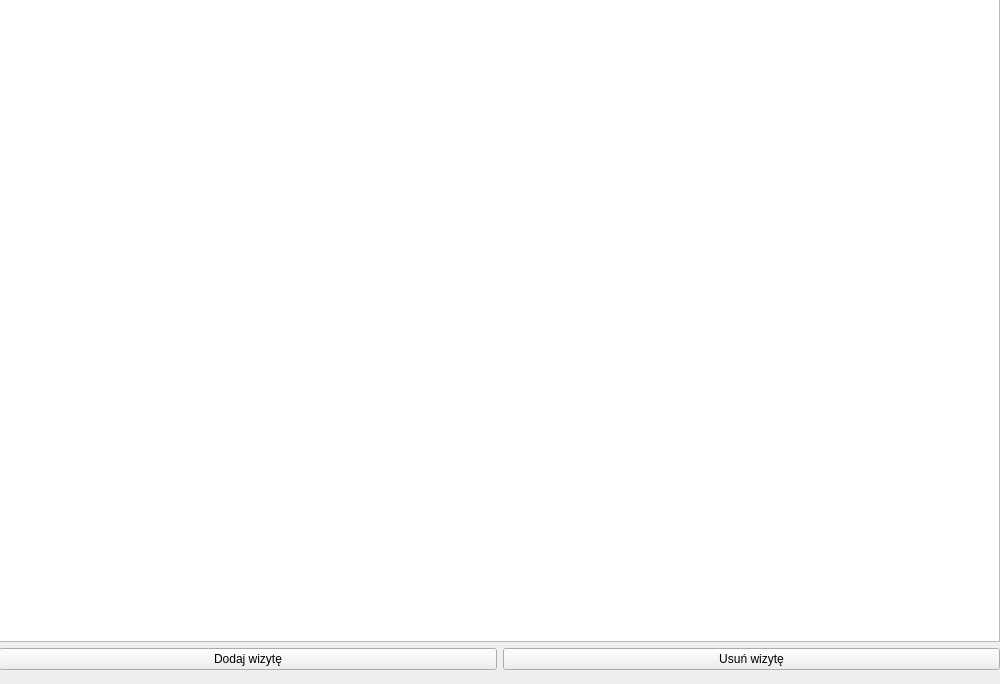
Qt form appointments.ui (dash205/Projekt_Fryzjer) before a commit.
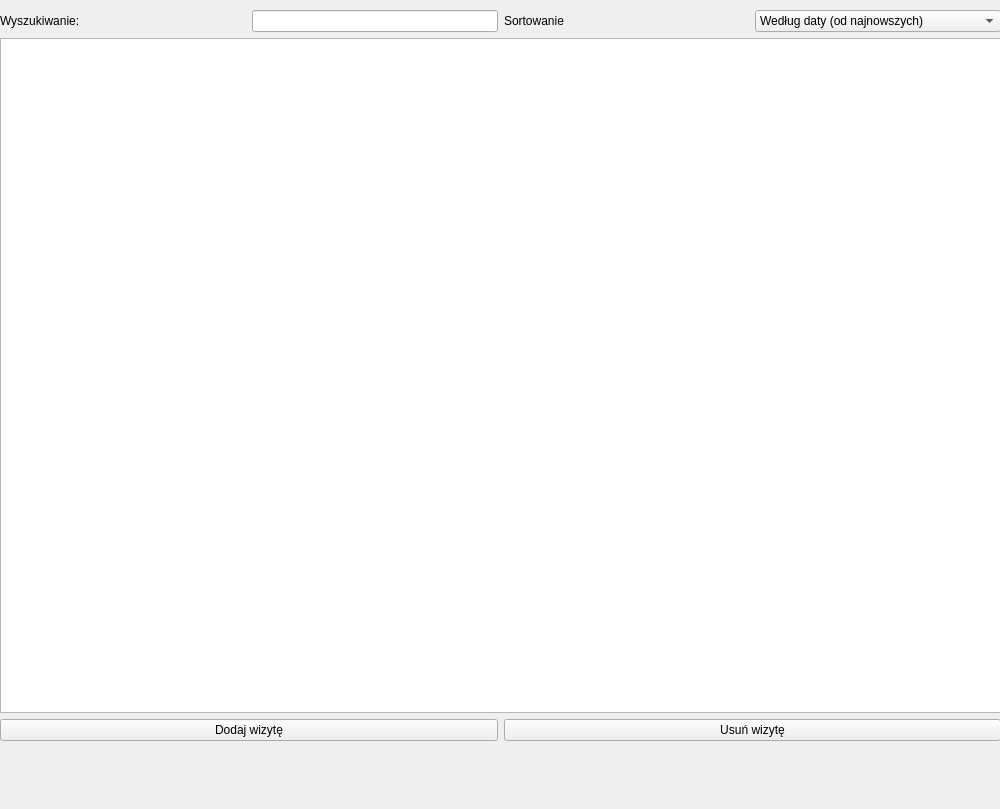
The same form after that commit.

Commit message: searching and filtering

```diff
--- a/appointments.ui
+++ b/appointments.ui
@@ -7,7 +7,7 @@
     <x>0</x>
     <y>0</y>
     <width>1000</width>
-    <height>684</height>
+    <height>809</height>
    </rect>
   </property>
   <property name="minimumSize">
@@ -28,13 +28,53 @@
   <widget class="QWidget" name="verticalLayoutWidget">
    <property name="geometry">
     <rect>
-     <x>-1</x>
-     <y>-1</y>
+     <x>0</x>
+     <y>10</y>
      <width>1001</width>
-     <height>671</height>
+     <height>731</height>
     </rect>
    </property>
    <layout class="QVBoxLayout" name="verticalLayout">
+    <item>
+     <layout class="QHBoxLayout" name="horizontalLayout_2" stretch="1,1,1,1">
+      <item>
+       <widget class="QLabel" name="labelSearch">
+        <property name="text">
+         <string>Wyszukiwanie:</string>
+        </property>
+       </widget>
+      </item>
+      <item>
+       <widget class="QLineEdit" name="inputSearch"/>
+      </item>
+      <item>
+       <widget class="QLabel" name="labelSort">
+        <property name="text">
+         <string>Sortowanie</string>
+        </property>
+       </widget>
+      </item>
+      <item>
+       <widget class="QComboBox" name="comboSort">
+        <item>
+         <property name="text">
+          <string>Według daty (od najnowszych)</string>
+         </property>
+        </item>
+        <item>
+         <property name="text">
+          <string>Według daty (od najstarszych)</string>
+         </property>
+        </item>
+        <item>
+         <property name="text">
+          <string>Według klientów (A-Z)</string>
+         </property>
+        </item>
+       </widget>
+      </item>
+     </layout>
+    </item>
     <item>
      <widget class="QTableWidget" name="tableWidget"/>
     </item>
```
The commit also changes 1 other file.
